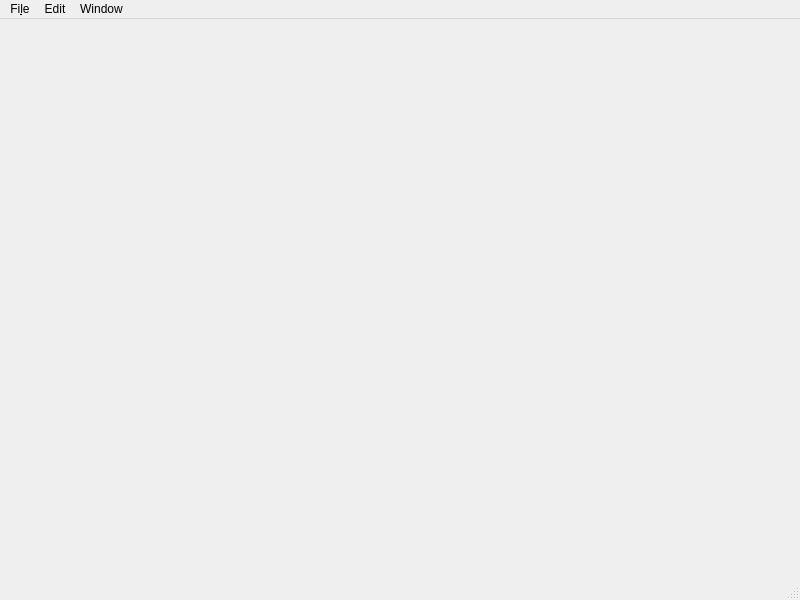
Before: the Qt Designer form libraries/qxrdlib/qxrdhelpwindow.ui in guyjennings/qxrd, drawn with Qt 5.
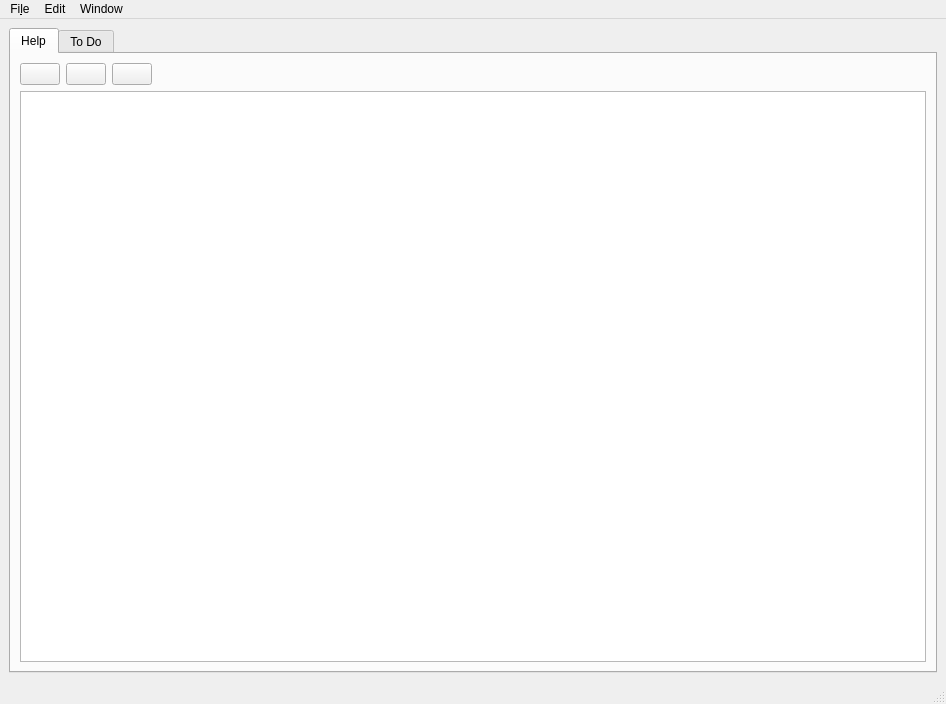
After: the same form once the commit is applied. Icons and pictures are not drawn. Custom widgets are drawn as their Qt base class.

Commit message: Implement QxrdHelpWindow

The edit to the form file:
```diff
--- a/libraries/qxrdlib/qxrdhelpwindow.ui
+++ b/libraries/qxrdlib/qxrdhelpwindow.ui
@@ -6,20 +6,133 @@
    <rect>
     <x>0</x>
     <y>0</y>
-    <width>800</width>
-    <height>600</height>
+    <width>946</width>
+    <height>704</height>
    </rect>
   </property>
   <property name="windowTitle">
    <string>MainWindow</string>
   </property>
-  <widget class="QWidget" name="centralwidget"/>
+  <widget class="QWidget" name="centralwidget">
+   <layout class="QGridLayout" name="gridLayout_2">
+    <item row="0" column="0">
+     <widget class="QTabWidget" name="tabWidget">
+      <property name="currentIndex">
+       <number>0</number>
+      </property>
+      <widget class="QWidget" name="tab">
+       <attribute name="title">
+        <string>Help</string>
+       </attribute>
+       <layout class="QGridLayout" name="gridLayout_3">
+        <item row="0" column="0">
+         <layout class="QHBoxLayout" name="horizontalLayout">
+          <item>
+           <widget class="QPushButton" name="m_HelpHomeButton">
+            <property name="text">
+             <string/>
+            </property>
+            <property name="icon">
+             <iconset resource="qxrdresources.qrc">
+              <normaloff>:/images/go-home.png</normaloff>:/images/go-home.png</iconset>
+            </property>
+           </widget>
+          </item>
+          <item>
+           <widget class="QPushButton" name="m_HelpBackButton">
+            <property name="text">
+             <string/>
+            </property>
+            <property name="icon">
+             <iconset resource="qxrdresources.qrc">
+              <normaloff>:/images/go-previous.png</normaloff>:/images/go-previous.png</iconset>
+            </property>
+           </widget>
+          </item>
+          <item>
+           <widget class="QPushButton" name="m_HelpForwardButton">
+            <property name="text">
+             <string/>
+            </property>
+            <property name="icon">
+             <iconset resource="qxrdresources.qrc">
+              <normaloff>:/images/go-next.png</normaloff>:/images/go-next.png</iconset>
+            </property>
+           </widget>
+          </item>
+          <item>
+           <spacer name="horizontalSpacer_2">
+            <property name="orientation">
+             <enum>Qt::Horizontal</enum>
+            </property>
+            <property name="sizeHint" stdset="0">
+             <size>
+              <width>40</width>
+              <height>20</height>
+             </size>
+            </property>
+           </spacer>
+          </item>
+         </layout>
+        </item>
+        <item row="1" column="0">
+         <widget class="QxrdHelpBrowser" name="m_HelpBrowser">
+          <property name="font">
+           <font>
+            <pointsize>10</pointsize>
+           </font>
+          </property>
+          <property name="source">
+           <url>
+            <string>qrc:/help/qxrdhelpindex.html</string>
+           </url>
+          </property>
+          <property name="openExternalLinks">
+           <bool>true</bool>
+          </property>
+          <property name="openLinks">
+           <bool>true</bool>
+          </property>
+         </widget>
+        </item>
+       </layout>
+      </widget>
+      <widget class="QWidget" name="tab_2">
+       <attribute name="title">
+        <string>To Do</string>
+       </attribute>
+       <layout class="QGridLayout" name="gridLayout">
+        <item row="0" column="0">
+         <widget class="QTableView" name="m_ToDoList">
+          <property name="alternatingRowColors">
+           <bool>true</bool>
+          </property>
+          <property name="textElideMode">
+           <enum>Qt::ElideNone</enum>
+          </property>
+          <property name="showGrid">
+           <bool>false</bool>
+          </property>
+          <property name="gridStyle">
+           <enum>Qt::SolidLine</enum>
+          </property>
+          <property name="sortingEnabled">
+           <bool>true</bool>
+          </property>
+         </widget>
+        </item>
+       </layout>
+      </widget>
+     </widget>
+    </item>
+   </layout>
+  </widget>
   <widget class="QMenuBar" name="menubar">
    <property name="geometry">
     <rect>
      <x>0</x>
      <y>0</y>
-     <width>800</width>
+     <width>946</width>
      <height>24</height>
     </rect>
    </property>
@@ -44,6 +157,15 @@
   </widget>
   <widget class="QStatusBar" name="statusbar"/>
  </widget>
- <resources/>
+ <customwidgets>
+  <customwidget>
+   <class>QxrdHelpBrowser</class>
+   <extends>QTextBrowser</extends>
+   <header>qxrdhelpbrowser.h</header>
+  </customwidget>
+ </customwidgets>
+ <resources>
+  <include location="qxrdresources.qrc"/>
+ </resources>
  <connections/>
 </ui>
```
The commit also changes 1 other file.
